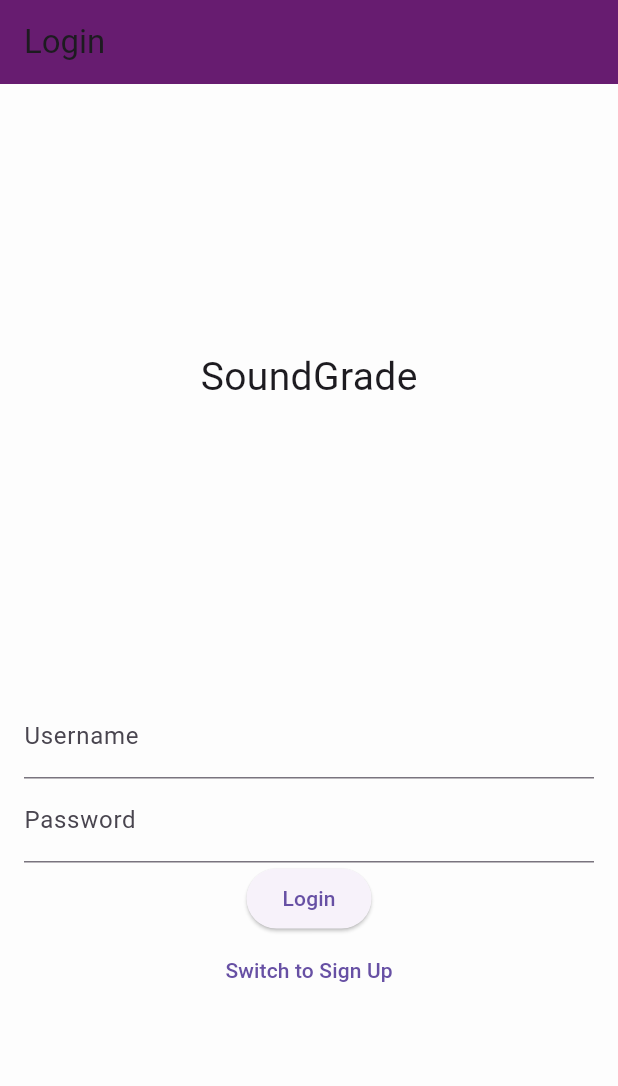
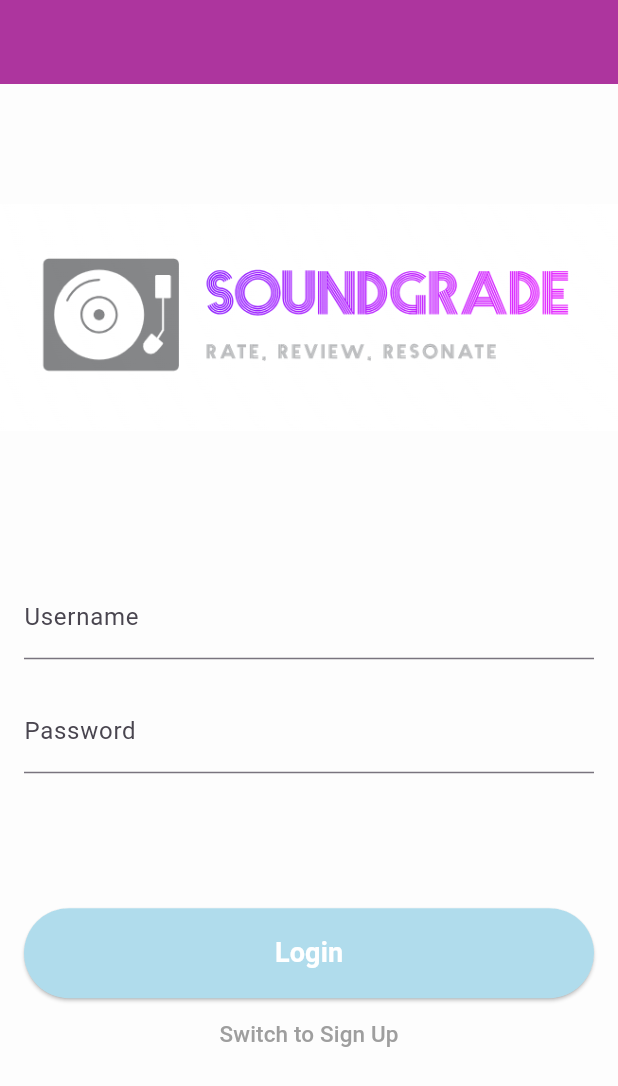
Before and after one commit to BamCurti/SoundGrade, a Flutter app: the screen it shows after launch, on a phone screen of 412 x 824 dp. Shown: the top 1086 px of the screen. Run offline on Flutter 3.47's test engine with Material 3 defaults, Android fonts, the phone set to English and light mode, and no system bars; our stand-ins replace flutter_rating_bar; missing offline and left inert: dart:ffi; Roboto replaces fonts that are missing (DelaGothicOne).

Commit message:
Login ya está bonito

```diff
--- a/lib/screens/login.dart
+++ b/lib/screens/login.dart
@@ -3,7 +3,7 @@ import 'package:soundgrade/widgets/title.dart';
 import 'package:soundgrade/screens/feed.dart';
 
 class LoginPage extends StatefulWidget {
-  const LoginPage({super.key});
+  const LoginPage({Key? key}) : super(key: key);
 
   @override
   _LoginPageState createState() => _LoginPageState();
@@ -19,13 +19,14 @@ class _LoginPageState extends State<LoginPage> {
   Widget build(BuildContext context) {
     return Scaffold(
       appBar: AppBar(
-        title: _isLoginForm ? const Text('Login') : const Text('Sign Up'),
+          //title: _isLoginForm ? const Text('Login') : const Text('Sign Up'),
           ),
-      body: Column(
-        mainAxisAlignment: MainAxisAlignment.spaceEvenly,
+      body: SingleChildScrollView(
+        child: Column(
+          crossAxisAlignment: CrossAxisAlignment.stretch,
           children: [
             const Padding(
-            padding: EdgeInsets.symmetric(vertical: 40),
+              padding: EdgeInsets.symmetric(vertical: 80),
               child: SoundGradeTitle(),
             ),
             Form(
@@ -33,7 +34,7 @@ class _LoginPageState extends State<LoginPage> {
               child: Padding(
                 padding: const EdgeInsets.all(16.0),
                 child: Column(
-                mainAxisAlignment: MainAxisAlignment.center,
+                  crossAxisAlignment: CrossAxisAlignment.stretch,
                   children: [
                     if (!_isLoginForm)
                       TextFormField(
@@ -50,6 +51,9 @@ class _LoginPageState extends State<LoginPage> {
                         return null;
                       },
                     ),
+                    SizedBox(
+                        height:
+                            20), // Add space between Username and Password fields
                     TextFormField(
                       controller: _passwordController,
                       decoration: const InputDecoration(labelText: 'Password'),
@@ -58,14 +62,30 @@ class _LoginPageState extends State<LoginPage> {
                         return null;
                       },
                     ),
+                    SizedBox(height: 90),
                     ElevatedButton(
+                      style: ElevatedButton.styleFrom(
+                          backgroundColor: Color(0xFFB0DCEC),
+                          minimumSize: Size(double.infinity, 60)),
                       onPressed: () {
-                      Navigator.push(context,
-                          MaterialPageRoute(builder: (context) => const MainPage()));
+                        Navigator.push(
+                          context,
+                          MaterialPageRoute(
+                            builder: (context) => const MainPage(),
+                          ),
+                        );
                       },
                       child: _isLoginForm
-                        ? const Text('Login')
-                        : const Text('Sign Up'),
+                          ? const Text('Login',
+                              style: TextStyle(
+                                  color: Colors.white,
+                                  fontSize: 18,
+                                  fontWeight: FontWeight.bold))
+                          : const Text('Sign Up',
+                              style: TextStyle(
+                                  color: Colors.white,
+                                  fontSize: 18,
+                                  fontWeight: FontWeight.bold)),
                     ),
                     TextButton(
                       onPressed: () {
@@ -75,8 +95,12 @@ class _LoginPageState extends State<LoginPage> {
                         });
                       },
                       child: _isLoginForm
-                        ? const Text('Switch to Sign Up')
-                        : const Text('Switch to Login'),
+                          ? const Text('Switch to Sign Up',
+                              style:
+                                  TextStyle(color: Colors.grey, fontSize: 15))
+                          : const Text('Switch to Login',
+                              style:
+                                  TextStyle(color: Colors.grey, fontSize: 15)),
                     ),
                   ],
                 ),
@@ -84,6 +108,7 @@ class _LoginPageState extends State<LoginPage> {
             ),
           ],
         ),
+      ),
     );
   }
 }
--- a/lib/utils/style.dart
+++ b/lib/utils/style.dart
@@ -1,8 +1,8 @@
 import 'package:flutter/material.dart';
 
 // Color palette
-const Color mainColor = Color.fromRGBO(103, 28, 112, 1);
-const Color darkerMainColor = Color.fromRGBO(103, 28, 112, 1);
+const Color mainColor = Color.fromRGBO(173, 53, 158, 1);
+const Color darkerMainColor = Color.fromRGBO(131, 38, 118, 1);
 const Color lighterMainColor = Color.fromRGBO(140, 90, 207, 1);
 const Color lightestPurle = Color.fromRGBO(210, 179, 251, 1);
 const Color accentColorOrange = Color.fromRGBO(255, 165, 45, 1);
--- a/lib/widgets/title.dart
+++ b/lib/widgets/title.dart
@@ -5,9 +5,6 @@ class SoundGradeTitle extends StatelessWidget {
 
   @override
   Widget build(BuildContext context) {
-    return const Text(
-      "SoundGrade",
-      style: TextStyle(fontFamily: "DelaGothicOne", fontSize: 26),
-    );
+    return Image.asset('lib/assets/images/logo.png');
   }
 }
```
Also changed, not shown: lib/assets/images/logo.png (added). Lines whose indentation alone changed are shown as unchanged.
